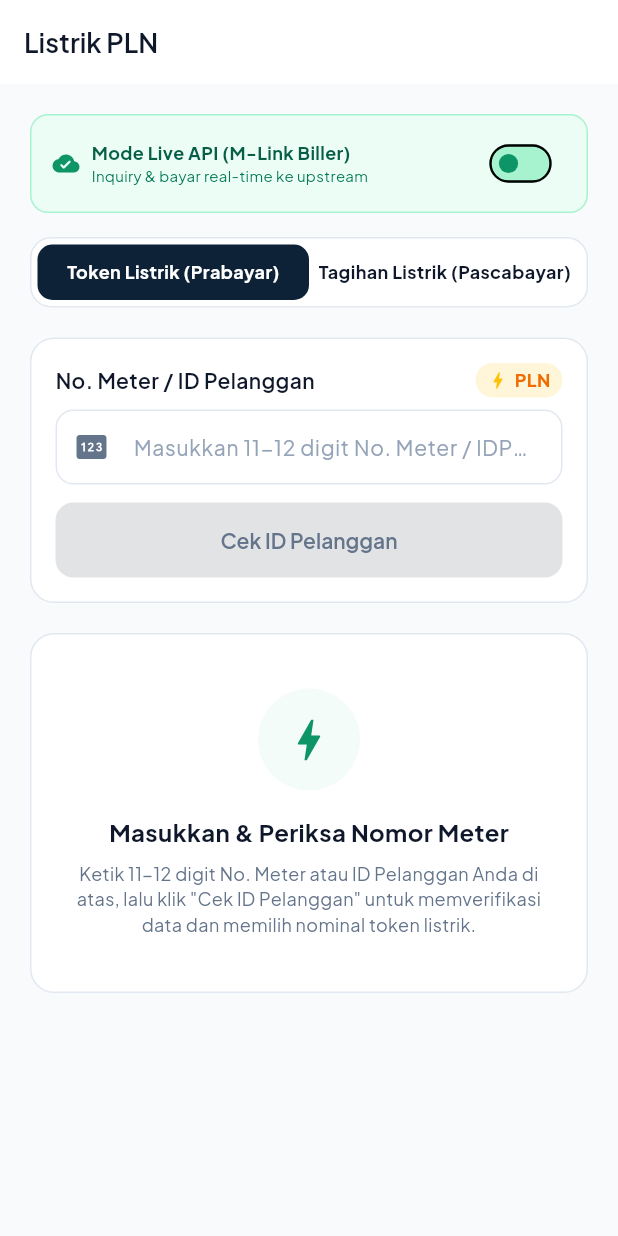
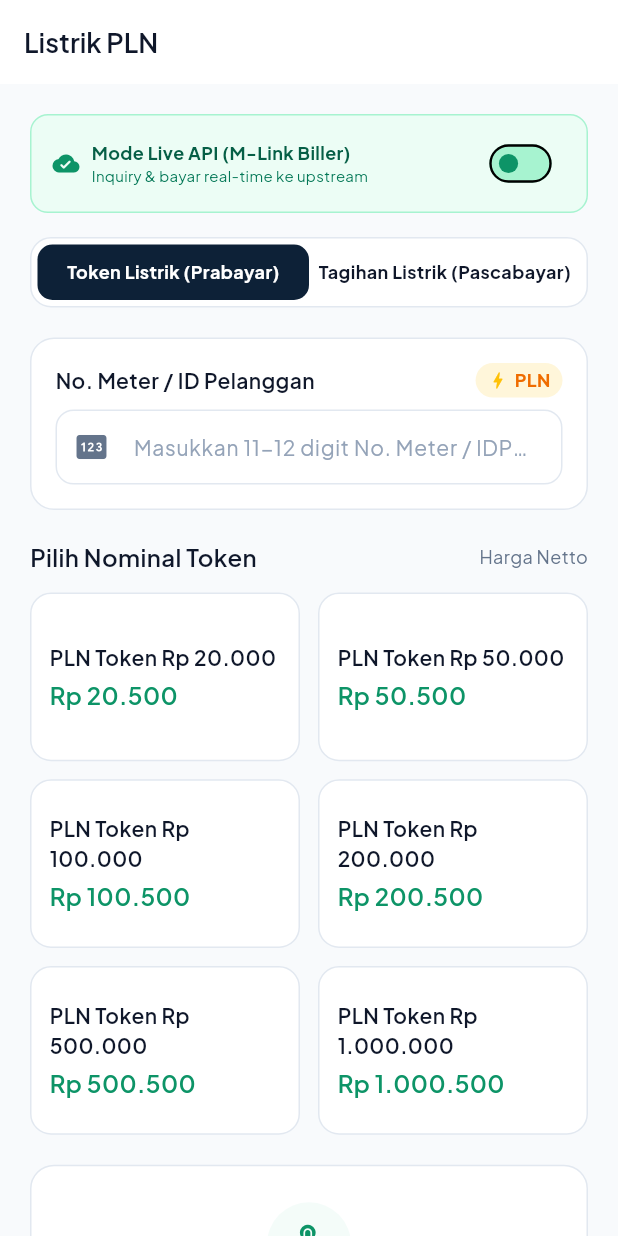
Before and after one commit to rizkikur/fillbill_mobile, a Flutter app: the PlnTransactionScreen screen opened by its route, on a phone screen of 412 x 824 dp. Run offline on Flutter 3.47's test engine with Material 3 defaults, Android fonts, the phone set to English and light mode, and no system bars; our stand-ins replace dio, flutter_riverpod, flutter_secure_storage, flutter_svg, go_router, google_fonts and 4 more; accounts and stored records are empty; network calls fail.

Commit message:
feat(pln): implement seamless Flow B (tap denom to inquire and show subscriber info with total)

```diff
--- a/lib/features/products/presentation/pln_transaction_screen.dart
+++ b/lib/features/products/presentation/pln_transaction_screen.dart
@@ -108,19 +108,35 @@ class _PlnTransactionScreenState extends ConsumerState<PlnTransactionScreen> {
     super.dispose();
   }
 
-  Future<void> _inquireTokenCustomer(String meterNo) async {
+  /// Alur B: Saat nominal token di-klik, langsung lakukan inquiry ke BE & tampilkan info pelanggan + total
+  Future<void> _onTokenSelected(Map<String, dynamic> token) async {
+    final meterNo = _meterController.text.trim();
     if (meterNo.length < 11) {
+      setState(() {
+        _selectedToken = token;
+      });
       ScaffoldMessenger.of(context).showSnackBar(
-        const SnackBar(content: Text('Harap masukkan 11-12 digit No. Meter / ID Pelanggan')),
+        const SnackBar(
+          content: Text('Ketik 11-12 digit No. Meter / ID Pelanggan terlebih dahulu'),
+          duration: Duration(seconds: 2),
+        ),
       );
       return;
     }
 
     setState(() {
+      _selectedToken = token;
+      _tokenInquiryError = null;
+    });
+
+    // Jika nomor meter sudah berhasil di-inquiry sebelumnya, cukup update denom yang dipilih
+    if (_tokenInquiryResult != null && _tokenInquiryResult!['idpel'] == meterNo) {
+      return;
+    }
+
+    setState(() {
       _isInquiring = true;
-      _tokenInquiryError = null;
       _tokenInquiryResult = null;
-      _selectedToken = null;
     });
 
     final isMockup = ref.read(mockupModeProvider);
@@ -128,7 +144,7 @@ class _PlnTransactionScreenState extends ConsumerState<PlnTransactionScreen> {
     try {
       final repo = ref.read(productRepositoryProvider);
       final result = await repo.inquireProduct(
-        skuCode: 'PLN20',
+        skuCode: token['sku'],
         customerNumber: meterNo,
       );
 
@@ -389,7 +405,6 @@ class _PlnTransactionScreenState extends ConsumerState<PlnTransactionScreen> {
 
     final isMockup = ref.watch(mockupModeProvider);
     final meterText = _meterController.text.trim();
-    final canInquire = meterText.length >= 11;
 
     return Scaffold(
       backgroundColor: AppColors.bgLight,
@@ -664,11 +679,10 @@ class _PlnTransactionScreenState extends ConsumerState<PlnTransactionScreen> {
                     prefix: const Icon(Icons.pin, color: AppColors.textSecondary),
                     onChanged: (val) {
                       setState(() {
-                        // Reset inquiry state saat input berubah
+                        // Reset inquiry state saat input nomor meter diubah
                         if (_tokenInquiryResult != null || _tokenInquiryError != null) {
                           _tokenInquiryResult = null;
                           _tokenInquiryError = null;
-                          _selectedToken = null;
                         }
                         if (_postpaidInquiryResult != null || _postpaidInquiryError != null) {
                           _postpaidInquiryResult = null;
@@ -683,27 +697,12 @@ class _PlnTransactionScreenState extends ConsumerState<PlnTransactionScreen> {
                             onPressed: () {
                               setState(() {
                                 _meterController.text = '12000000001';
+                                _tokenInquiryResult = null;
+                                _tokenInquiryError = null;
                               });
-                              _inquireTokenCustomer('12000000001');
+                              _onTokenSelected(_plnTokens.first);
                             },
                           )
-                        : null,
-                  ),
-                  const SizedBox(height: 12),
-                  // Tombol Cek ID Pelanggan
-                  CustomButton(
-                    text: _activeType == 'token' ? 'Cek ID Pelanggan' : 'Cek Tagihan Listrik',
-                    isLoading: _isInquiring,
-                    backgroundColor: canInquire ? AppColors.primaryNavy : AppColors.borderLight,
-                    textColor: canInquire ? Colors.white : AppColors.textSecondary,
-                    onPressed: canInquire
-                        ? () {
-                            if (_activeType == 'token') {
-                              _inquireTokenCustomer(meterText);
-                            } else {
-                              _inquirePostpaidBill(meterText);
-                            }
-                          }
                         : null,
                   ),
                   if (isMockup) ...[
@@ -720,10 +719,127 @@ class _PlnTransactionScreenState extends ConsumerState<PlnTransactionScreen> {
             const SizedBox(height: 20),
 
             // ═══════════════════════════════════════════════════════════════════
-            // BAGIAN TOKEN LISTRIK (PRABAYAR)
+            // BAGIAN TOKEN LISTRIK (PRABAYAR) - ALUR B: KLIK DENOM LANGSUNG INQ
             // ═══════════════════════════════════════════════════════════════════
             if (_activeType == 'token') ...[
-              // Kasus 1: Error Inquiry
+              Row(
+                mainAxisAlignment: MainAxisAlignment.spaceBetween,
+                children: [
+                  Text('Pilih Nominal Token', style: AppTypography.titleMedium),
+                  if (_isInquiring)
+                    Row(
+                      children: [
+                        SizedBox(
+                          width: 14,
+                          height: 14,
+                          child: CircularProgressIndicator(
+                            strokeWidth: 2,
+                            valueColor: AlwaysStoppedAnimation<Color>(AppColors.accentEmeraldDark),
+                          ),
+                        ),
+                        const SizedBox(width: 6),
+                        Text(
+                          'Memeriksa ID Pelanggan...',
+                          style: AppTypography.bodySmall.copyWith(
+                            color: AppColors.accentEmeraldDark,
+                            fontWeight: FontWeight.w600,
+                            fontSize: 11,
+                          ),
+                        ),
+                      ],
+                    )
+                  else
+                    Text(
+                      'Harga Netto',
+                      style: AppTypography.bodySmall.copyWith(color: AppColors.textSecondary),
+                    ),
+                ],
+              ),
+              const SizedBox(height: 12),
+
+              // Grid Nominal Token Listrik
+              GridView.builder(
+                shrinkWrap: true,
+                physics: const NeverScrollableScrollPhysics(),
+                itemCount: _plnTokens.length,
+                gridDelegate: const SliverGridDelegateWithFixedCrossAxisCount(
+                  crossAxisCount: 2,
+                  mainAxisSpacing: 12,
+                  crossAxisSpacing: 12,
+                  childAspectRatio: 1.6,
+                ),
+                itemBuilder: (context, index) {
+                  final token = _plnTokens[index];
+                  final isSelected = _selectedToken == token;
+                  final isProcessingThis = _isInquiring && isSelected;
+
+                  return InkWell(
+                    onTap: _isInquiring ? null : () => _onTokenSelected(token),
+                    borderRadius: BorderRadius.circular(14),
+                    child: Container(
+                      padding: const EdgeInsets.all(12),
+                      decoration: BoxDecoration(
+                        color: isSelected ? AppColors.accentMint.withValues(alpha: 0.3) : AppColors.surfaceWhite,
+                        borderRadius: BorderRadius.circular(14),
+                        border: Border.all(
+                          color: isSelected ? AppColors.accentEmeraldDark : AppColors.borderLight,
+                          width: isSelected ? 2 : 1,
+                        ),
+                        boxShadow: isSelected
+                            ? [
+                                BoxShadow(
+                                  color: AppColors.accentEmeraldDark.withValues(alpha: 0.12),
+                                  blurRadius: 8,
+                                  offset: const Offset(0, 2),
+                                ),
+                              ]
+                            : null,
+                      ),
+                      child: isProcessingThis
+                          ? Center(
+                              child: Column(
+                                mainAxisAlignment: MainAxisAlignment.center,
+                                children: [
+                                  SizedBox(
+                                    width: 20,
+                                    height: 20,
+                                    child: CircularProgressIndicator(
+                                      strokeWidth: 2.5,
+                                      valueColor: AlwaysStoppedAnimation<Color>(AppColors.accentEmeraldDark),
+                                    ),
+                                  ),
+                                  const SizedBox(height: 6),
+                                  Text(
+                                    'Inquiry...',
+                                    style: AppTypography.bodySmall.copyWith(
+                                      fontSize: 10,
+                                      fontWeight: FontWeight.w600,
+                                      color: AppColors.accentEmeraldDark,
+                                    ),
+                                  ),
+                                ],
+                              ),
+                            )
+                          : Column(
+                              crossAxisAlignment: CrossAxisAlignment.start,
+                              mainAxisAlignment: MainAxisAlignment.center,
+                              children: [
+                                Text(token['name'], style: AppTypography.titleSmall),
+                                const SizedBox(height: 4),
+                                Text(
+                                  token['priceDisplay'],
+                                  style: AppTypography.titleMedium.copyWith(color: AppColors.accentEmeraldDark),
+                                ),
+                              ],
+                            ),
+                    ),
+                  );
+                },
+              ),
+
+              const SizedBox(height: 20),
+
+              // Banner Kasus Error Inquiry (Misal nomor salah / RC 007)
               if (_tokenInquiryError != null) ...[
                 Container(
                   width: double.infinity,
@@ -766,8 +882,8 @@ class _PlnTransactionScreenState extends ConsumerState<PlnTransactionScreen> {
                 const SizedBox(height: 20),
               ],
 
-              // Kasus 2: Berhasil Inquiry -> Tampilkan Kartu Pelanggan Terverifikasi
-              if (_tokenInquiryResult != null) ...[
+              // Kartu Informasi Pelanggan & Rincian Pembayaran (Muncul saat inquiry berhasil)
+              if (_tokenInquiryResult != null && _selectedToken != null) ...[
                 Container(
                   width: double.infinity,
                   padding: const EdgeInsets.all(18),
@@ -829,84 +945,26 @@ class _PlnTransactionScreenState extends ConsumerState<PlnTransactionScreen> {
                       _buildRow('No. Meter / IDPEL', _tokenInquiryResult!['idpel'] ?? '-'),
                       _buildRow('Nama Pelanggan', _tokenInquiryResult!['name'] ?? '-'),
                       _buildRow('Tarif / Daya', _tokenInquiryResult!['tarif'] ?? '-'),
+                      const SizedBox(height: 10),
+                      const DashedDivider(color: Color(0xFFCBD5E1), dashWidth: 5, dashSpace: 4),
+                      const SizedBox(height: 10),
+                      Text(
+                        'Rincian Pembayaran',
+                        style: AppTypography.titleSmall.copyWith(fontWeight: FontWeight.w700),
+                      ),
+                      const SizedBox(height: 8),
+                      _buildRow('Nominal Token', _selectedToken!['name']),
+                      _buildRow('Harga Token', CurrencyFormatter.clean(_selectedToken!['priceDisplay'] ?? 'Rp ${_selectedToken!['price']}')),
+                      _buildRow('Biaya Transaksi', 'Gratis (Rp. 0)'),
                     ],
                   ),
                 ),
-                const SizedBox(height: 24),
-
-                // Grid Nominal Token Listrik (Aktif setelah nomor meter terverifikasi)
-                Row(
-                  mainAxisAlignment: MainAxisAlignment.spaceBetween,
-                  children: [
-                    Text('Pilih Nominal Token', style: AppTypography.titleMedium),
-                    Text(
-                      'Harga Netto',
-                      style: AppTypography.bodySmall.copyWith(color: AppColors.textSecondary),
-                    ),
-                  ],
-                ),
-                const SizedBox(height: 12),
-                GridView.builder(
-                  shrinkWrap: true,
-                  physics: const NeverScrollableScrollPhysics(),
-                  itemCount: _plnTokens.length,
-                  gridDelegate: const SliverGridDelegateWithFixedCrossAxisCount(
-                    crossAxisCount: 2,
-                    mainAxisSpacing: 12,
-                    crossAxisSpacing: 12,
-                    childAspectRatio: 1.6,
-                  ),
-                  itemBuilder: (context, index) {
-                    final token = _plnTokens[index];
-                    final isSelected = _selectedToken == token;
-                    return InkWell(
-                      onTap: () {
-                        setState(() {
-                          _selectedToken = token;
-                        });
-                      },
-                      borderRadius: BorderRadius.circular(14),
-                      child: Container(
-                        padding: const EdgeInsets.all(12),
-                        decoration: BoxDecoration(
-                          color: isSelected ? AppColors.accentMint.withValues(alpha: 0.3) : AppColors.surfaceWhite,
-                          borderRadius: BorderRadius.circular(14),
-                          border: Border.all(
-                            color: isSelected ? AppColors.accentEmeraldDark : AppColors.borderLight,
-                            width: isSelected ? 2 : 1,
-                          ),
-                          boxShadow: isSelected
-                              ? [
-                                  BoxShadow(
-                                    color: AppColors.accentEmeraldDark.withValues(alpha: 0.12),
-                                    blurRadius: 8,
-                                    offset: const Offset(0, 2),
-                                  ),
-                                ]
-                              : null,
-                        ),
-                        child: Column(
-                          crossAxisAlignment: CrossAxisAlignment.start,
-                          mainAxisAlignment: MainAxisAlignment.center,
-                          children: [
-                            Text(token['name'], style: AppTypography.titleSmall),
-                            const SizedBox(height: 4),
-                            Text(
-                              token['priceDisplay'],
-                              style: AppTypography.titleMedium.copyWith(color: AppColors.accentEmeraldDark),
-                            ),
-                          ],
-                        ),
-                      ),
-                    );
-                  },
-                ),
                 const SizedBox(height: 60),
-              ] else if (_tokenInquiryError == null) ...[
-                // Placeholder bersih saat belum dilakukan inquiry
+              ] else if (_selectedToken == null && _tokenInquiryError == null) ...[
+                // Petunjuk awal
                 Container(
                   width: double.infinity,
-                  padding: const EdgeInsets.symmetric(vertical: 36, horizontal: 20),
+                  padding: const EdgeInsets.symmetric(vertical: 24, horizontal: 20),
                   decoration: BoxDecoration(
                     color: AppColors.surfaceWhite,
                     borderRadius: BorderRadius.circular(16),
@@ -915,21 +973,21 @@ class _PlnTransactionScreenState extends ConsumerState<PlnTransactionScreen> {
                   child: Column(
                     children: [
                       Container(
-                        padding: const EdgeInsets.all(16),
+                        padding: const EdgeInsets.all(14),
                         decoration: BoxDecoration(
                           color: AppColors.accentMint.withValues(alpha: 0.3),
                           shape: BoxShape.circle,
                         ),
-                        child: Icon(Icons.bolt, size: 36, color: AppColors.accentEmeraldDark),
+                        child: Icon(Icons.touch_app_rounded, size: 28, color: AppColors.accentEmeraldDark),
                       ),
-                      const SizedBox(height: 16),
+                      const SizedBox(height: 12),
                       Text(
-                        'Masukkan & Periksa Nomor Meter',
+                        'Pilih Salah Satu Nominal',
                         style: AppTypography.titleMedium.copyWith(fontWeight: FontWeight.w700),
                       ),
-                      const SizedBox(height: 8),
+                      const SizedBox(height: 6),
                       Text(
-                        'Ketik 11-12 digit No. Meter atau ID Pelanggan Anda di atas, lalu klik "Cek ID Pelanggan" untuk memverifikasi data dan memilih nominal token listrik.',
+                        'Ketik No. Meter PLN di atas lalu klik nominal token yang diinginkan untuk memverifikasi data pelanggan dan memproses pembayaran.',
                         textAlign: TextAlign.center,
                         style: AppTypography.bodySmall.copyWith(color: AppColors.textSecondary, height: 1.4),
                       ),
@@ -941,6 +999,16 @@ class _PlnTransactionScreenState extends ConsumerState<PlnTransactionScreen> {
               // ═════════════════════════════════════════════════════════════════
               // BAGIAN TAGIHAN LISTRIK (PASCABAYAR)
               // ═════════════════════════════════════════════════════════════════
+              CustomButton(
+                text: 'Cek Tagihan Listrik',
+                isLoading: _isInquiring,
+                backgroundColor: meterText.length >= 8 ? AppColors.primaryNavy : AppColors.borderLight,
+                textColor: meterText.length >= 8 ? Colors.white : AppColors.textSecondary,
+                onPressed: meterText.length >= 8 ? () => _inquirePostpaidBill(meterText) : null,
+              ),
+
+              const SizedBox(height: 20),
+
               if (_postpaidInquiryError != null) ...[
                 Container(
                   width: double.infinity,
```
Also changed, not shown: 1 other file.
